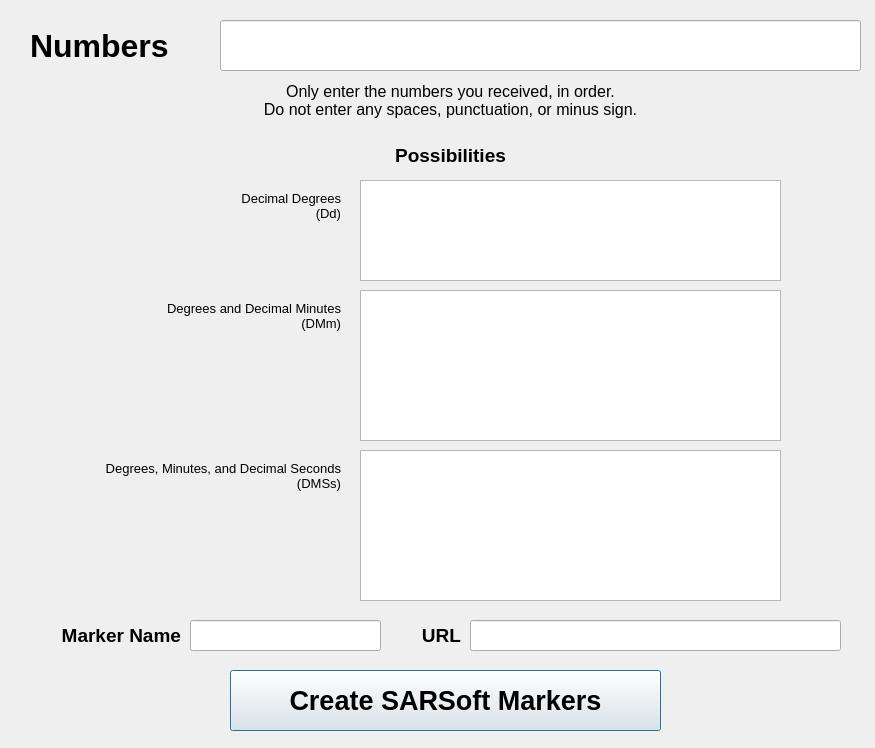
First picture: the form in buckshot.ui, repository ncssar/buckshot, before the edit.
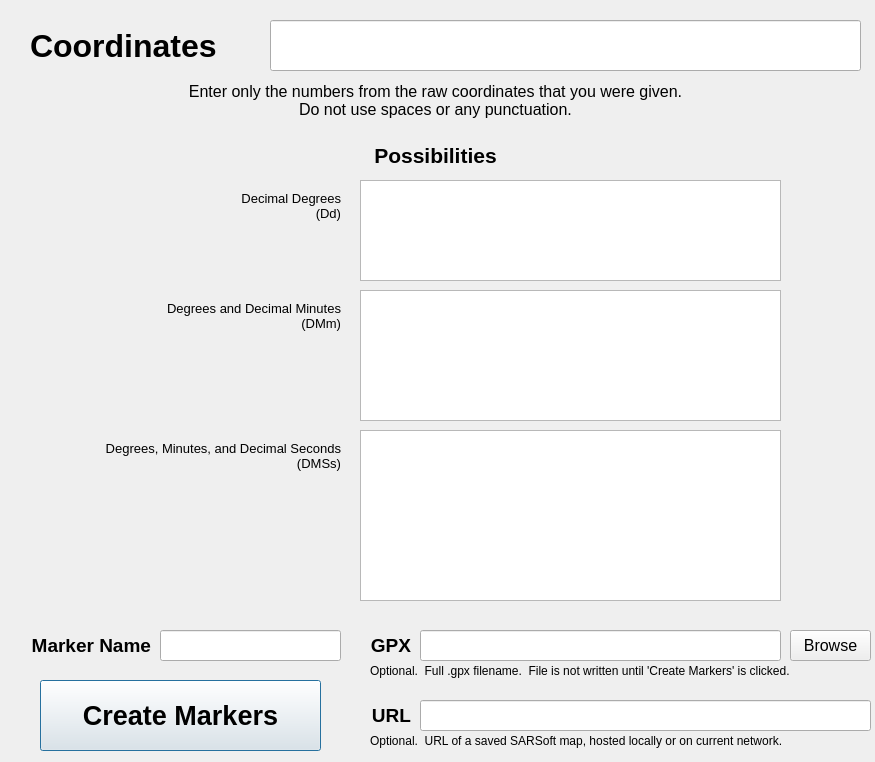
Second picture: the form after the edit.

Commit message:
latest edits from sourceforge: write GPX
#  5-29-16    TMG      optionally write a GPX file, with color and
symbol data;
#                        skip the URL export step if the URL field is
blank;
#                        rearrange GUI accordingly

What changed in the file:
```diff
--- a/buckshot.ui
+++ b/buckshot.ui
@@ -10,7 +10,7 @@
     <x>0</x>
     <y>0</y>
     <width>875</width>
-    <height>748</height>
+    <height>762</height>
    </rect>
   </property>
   <property name="windowTitle">
@@ -19,9 +19,9 @@
   <widget class="QLineEdit" name="numbersField">
    <property name="geometry">
     <rect>
-     <x>220</x>
+     <x>270</x>
      <y>20</y>
-     <width>641</width>
+     <width>591</width>
      <height>51</height>
     </rect>
    </property>
@@ -45,7 +45,7 @@
     <rect>
      <x>30</x>
      <y>20</y>
-     <width>181</width>
+     <width>231</width>
      <height>51</height>
     </rect>
    </property>
@@ -58,15 +58,15 @@
     </font>
    </property>
    <property name="text">
-    <string>Numbers</string>
+    <string>Coordinates</string>
    </property>
   </widget>
   <widget class="QLabel" name="label_2">
    <property name="geometry">
     <rect>
-     <x>60</x>
+     <x>0</x>
      <y>70</y>
-     <width>781</width>
+     <width>871</width>
      <height>61</height>
     </rect>
    </property>
@@ -77,8 +77,8 @@
     </font>
    </property>
    <property name="text">
-    <string>Only enter the numbers you received, in order.
-Do not enter any spaces, punctuation, or minus sign.</string>
+    <string>Enter only the numbers from the raw coordinates that you were given.
+Do not use spaces or any punctuation.</string>
    </property>
    <property name="alignment">
     <set>Qt::AlignCenter</set>
@@ -87,10 +87,10 @@
   <widget class="QPushButton" name="goButton">
    <property name="geometry">
     <rect>
-     <x>230</x>
-     <y>670</y>
-     <width>431</width>
-     <height>61</height>
+     <x>40</x>
+     <y>680</y>
+     <width>281</width>
+     <height>71</height>
     </rect>
    </property>
    <property name="font">
@@ -102,22 +102,22 @@
     </font>
    </property>
    <property name="text">
-    <string>Create SARSoft Markers</string>
+    <string>Create Markers</string>
    </property>
   </widget>
   <widget class="QLineEdit" name="markerNameField">
    <property name="geometry">
     <rect>
-     <x>190</x>
-     <y>620</y>
-     <width>191</width>
+     <x>160</x>
+     <y>630</y>
+     <width>181</width>
      <height>31</height>
     </rect>
    </property>
    <property name="font">
     <font>
      <family>Segoe UI</family>
-     <pointsize>14</pointsize>
+     <pointsize>11</pointsize>
      <weight>50</weight>
      <bold>false</bold>
     </font>
@@ -132,9 +132,9 @@
   <widget class="QLabel" name="label_11">
    <property name="geometry">
     <rect>
-     <x>10</x>
-     <y>610</y>
-     <width>171</width>
+     <x>-10</x>
+     <y>620</y>
+     <width>161</width>
      <height>51</height>
     </rect>
    </property>
@@ -186,7 +186,7 @@
      <x>360</x>
      <y>290</y>
      <width>421</width>
-     <height>151</height>
+     <height>131</height>
     </rect>
    </property>
    <property name="font">
@@ -205,9 +205,9 @@
    <property name="geometry">
     <rect>
      <x>360</x>
-     <y>450</y>
+     <y>430</y>
      <width>421</width>
-     <height>151</height>
+     <height>171</height>
     </rect>
    </property>
    <property name="font">
@@ -269,7 +269,7 @@
    <property name="geometry">
     <rect>
      <x>20</x>
-     <y>450</y>
+     <y>430</y>
      <width>321</width>
      <height>51</height>
     </rect>
@@ -291,16 +291,16 @@
   <widget class="QLineEdit" name="URLField">
    <property name="geometry">
     <rect>
-     <x>470</x>
-     <y>620</y>
-     <width>371</width>
+     <x>420</x>
+     <y>700</y>
+     <width>451</width>
      <height>31</height>
     </rect>
    </property>
    <property name="font">
     <font>
      <family>Segoe UI</family>
-     <pointsize>14</pointsize>
+     <pointsize>11</pointsize>
      <weight>50</weight>
      <bold>false</bold>
     </font>
@@ -315,8 +315,8 @@
   <widget class="QLabel" name="label_12">
    <property name="geometry">
     <rect>
-     <x>400</x>
-     <y>610</y>
+     <x>350</x>
+     <y>690</y>
      <width>61</width>
      <height>51</height>
     </rect>
@@ -339,16 +339,16 @@
   <widget class="QLabel" name="label_13">
    <property name="geometry">
     <rect>
-     <x>330</x>
+     <x>0</x>
      <y>130</y>
-     <width>241</width>
+     <width>871</width>
      <height>51</height>
     </rect>
    </property>
    <property name="font">
     <font>
      <family>Segoe UI</family>
-     <pointsize>14</pointsize>
+     <pointsize>16</pointsize>
      <weight>75</weight>
      <bold>true</bold>
     </font>
@@ -360,6 +360,111 @@
     <set>Qt::AlignCenter</set>
    </property>
   </widget>
+  <widget class="QLabel" name="label_6">
+   <property name="geometry">
+    <rect>
+     <x>370</x>
+     <y>730</y>
+     <width>501</width>
+     <height>21</height>
+    </rect>
+   </property>
+   <property name="font">
+    <font>
+     <pointsize>9</pointsize>
+    </font>
+   </property>
+   <property name="text">
+    <string>Optional.  URL of a saved SARSoft map, hosted locally or on current network.</string>
+   </property>
+  </widget>
+  <widget class="QLineEdit" name="gpxFileNameField">
+   <property name="geometry">
+    <rect>
+     <x>420</x>
+     <y>630</y>
+     <width>361</width>
+     <height>31</height>
+    </rect>
+   </property>
+   <property name="font">
+    <font>
+     <family>Segoe UI</family>
+     <pointsize>11</pointsize>
+     <weight>50</weight>
+     <bold>false</bold>
+    </font>
+   </property>
+   <property name="text">
+    <string/>
+   </property>
+   <property name="frame">
+    <bool>true</bool>
+   </property>
+  </widget>
+  <widget class="QLabel" name="label_14">
+   <property name="geometry">
+    <rect>
+     <x>350</x>
+     <y>620</y>
+     <width>61</width>
+     <height>51</height>
+    </rect>
+   </property>
+   <property name="font">
+    <font>
+     <family>Segoe UI</family>
+     <pointsize>14</pointsize>
+     <weight>75</weight>
+     <bold>true</bold>
+    </font>
+   </property>
+   <property name="text">
+    <string>GPX</string>
+   </property>
+   <property name="alignment">
+    <set>Qt::AlignRight|Qt::AlignTrailing|Qt::AlignVCenter</set>
+   </property>
+  </widget>
+  <widget class="QLabel" name="label_7">
+   <property name="geometry">
+    <rect>
+     <x>370</x>
+     <y>660</y>
+     <width>511</width>
+     <height>21</height>
+    </rect>
+   </property>
+   <property name="font">
+    <font>
+     <pointsize>9</pointsize>
+    </font>
+   </property>
+   <property name="text">
+    <string>Optional.  Full .gpx filename.  File is not written until 'Create Markers' is clicked.</string>
+   </property>
+  </widget>
+  <widget class="QPushButton" name="gpxBrowseButton">
+   <property name="geometry">
+    <rect>
+     <x>790</x>
+     <y>630</y>
+     <width>81</width>
+     <height>31</height>
+    </rect>
+   </property>
+   <property name="font">
+    <font>
+     <family>Segoe UI</family>
+     <pointsize>12</pointsize>
+     <weight>50</weight>
+     <bold>false</bold>
+    </font>
+   </property>
+   <property name="text">
+    <string>Browse</string>
+   </property>
+  </widget>
  </widget>
  <resources/>
  <connections>
```
Left out of the diff: 61 changed lines with no effect on the pictures. The commit also changes 2 other files.
